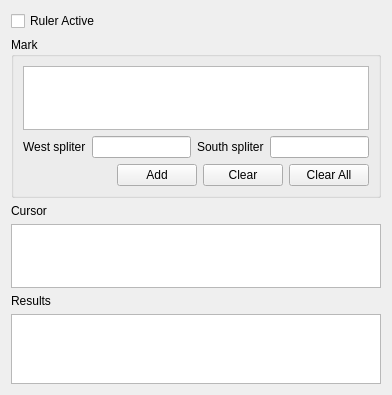
Qt form qtvplugin_grid/qtvplugin_grid.ui (tgut/mercator.qtviewer) before a commit.
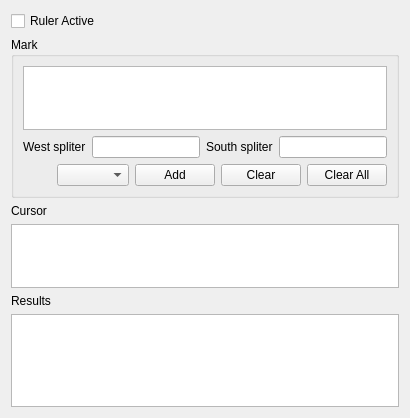
The same form after that commit. Icons and pictures are not drawn.

```diff
--- a/qtvplugin_grid/qtvplugin_grid.ui
+++ b/qtvplugin_grid/qtvplugin_grid.ui
@@ -6,8 +6,8 @@
    <rect>
     <x>0</x>
     <y>0</y>
-    <width>392</width>
-    <height>384</height>
+    <width>410</width>
+    <height>418</height>
    </rect>
   </property>
   <property name="windowTitle">
@@ -101,6 +101,9 @@
           </property>
          </spacer>
         </item>
+        <item>
+         <widget class="QComboBox" name="combox_type"/>
+        </item>
         <item>
          <widget class="QPushButton" name="pushButton_add_mark">
           <property name="text">
```
